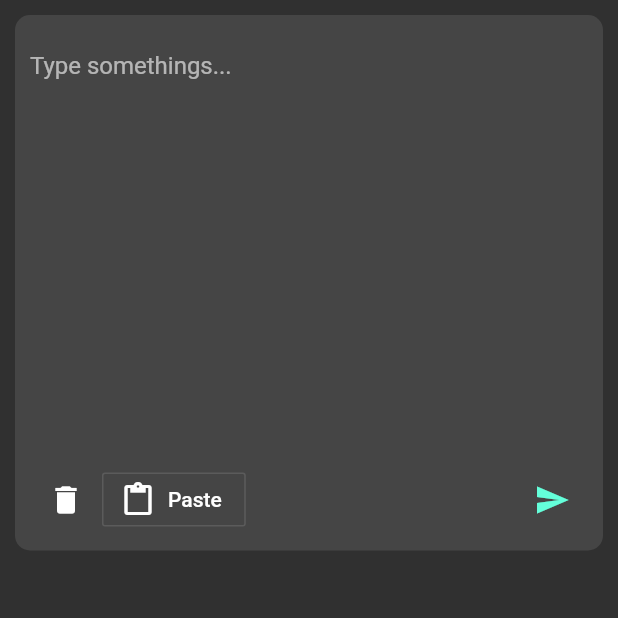
After one commit to MyMoi/qr_code_mobile, a Flutter app: the TalkPage screen opened directly, after a tap on the "send" icon, on a phone screen of 412 x 824 dp, the top half of it. The commit adds this screen. Run offline on Flutter 3.47's test engine with Material 2 defaults, Android fonts, the phone set to English and light mode, and no system bars; our stand-ins replace flutter_linkify, flutter_slidable; missing offline and left inert: encrypt, qr_code_scanner.

Commit message:
Major change --- same widgets as web

```diff
--- /dev/null
+++ b/lib/communication/messageManager.dart
@@ -0,0 +1,76 @@
+//import 'dart:html';
+import 'dart:async';
+import 'dart:convert';
+
+import 'package:send_qr/communication/encryption.dart' as aesCrypt;
+import 'package:send_qr/network/websocketManager.dart';
+
+class MessageManager {
+  static final MessageManager _instance = MessageManager._internal();
+  WebsocketManager ws;
+  String url;
+  String room;
+  var key;
+  List<String> messageList = [];
+
+  factory MessageManager() => _instance;
+
+  MessageManager._internal() {
+    print("New instance of Message Manager");
+  }
+
+  Future<String> connect(_url, _key) {
+    // url = "ws://192.168.1.27:8000";
+//        if (room == null) {
+    if (url == null) {
+      key = aesCrypt.getKeyFromString(keyString: _key);
+      url = _url;
+      ws = WebsocketManager(url, key);
+      print('url : ' + url);
+      assert(ws != null);
+      ws.receiveTextEventStream.listen((message) {
+        final decodedMessage = jsonDecode(message);
+        if (decodedMessage['event'] == 'newText') {
+          String decodedText = aesCrypt.decrypt(
+              decodedMessage['body']['content'].toString(),
+              decodedMessage['body']['iv'].toString(),
+              key);
+          messageList.add(decodedText);
+          _updateMessageList.sink.add(decodedText);
+        } else if (decodedMessage['event'] == 'newConnection') {
+          _systemEvent.sink.add('newConnection');
+          print("new connection.");
+        }
+      });
+    }
+    return Future.value('bob');
+  }
+
+  void disconnect() {
+    ws.disconnect();
+
+    _updateMessageList.close();
+    _systemEvent.close();
+  }
+
+  sendText(text) {
+    if (text != "")
+      ws.sendWs(_createJsonRequest('newText', aesCrypt.encrypt(text, key)));
+  }
+
+  _createJsonRequest(event, body) {
+    var request = {'event': event, 'body': body};
+    return jsonEncode(request);
+  }
+
+  final _updateMessageList = StreamController<String>.broadcast();
+
+  Stream<String> get updateMessageListStream =>
+      _updateMessageList.stream; // return new party id
+
+  final _systemEvent = StreamController<String>.broadcast();
+
+  Stream<String> get systemEventStream =>
+      _systemEvent.stream; // return new party id
+
+}
--- a/lib/pages/connection_page.dart
+++ b/lib/pages/connection_page.dart
@@ -1,8 +1,8 @@
-import 'dart:convert';
+/*import 'dart:convert';
 
 import 'package:flutter/material.dart';
 import 'package:flutter/services.dart';
-import 'package:qr_code_scanner/qr_code_scanner.dart';
+import 'package:send_qr/pages/qr_scanner.dart';
 import 'package:send_qr/network/websocketManager.dart';
 import 'package:send_qr/widgets/history_list.dart';
 
@@ -166,3 +166,4 @@ class ConnectedPageState extends State<ConnectedPage> {
         });
   }
 }
+*/
--- /dev/null
+++ b/lib/pages/talk_page.dart
@@ -0,0 +1,66 @@
+import 'dart:convert';
+
+import 'package:flutter/material.dart';
+import 'package:send_qr/communication/messageManager.dart';
+
+import 'package:send_qr/network/websocketManager.dart';
+
+import 'package:send_qr/widgets/messageColumn.dart';
+
+//import 'package:simply';
+
+class TalkPage extends StatefulWidget {
+  //final String host;
+
+  //TalkPage({Key key, @required this.host}) : super(key: key);
+
+  @override
+  State<StatefulWidget> createState() => TalkPageState();
+}
+
+class TalkPageState extends State<TalkPage> {
+  String text = '';
+
+  var key;
+  String room;
+  String url;
+
+  Widget build(BuildContext context) {
+    return Scaffold(
+        body:
+            //      Row(mainAxisAlignment: MainAxisAlignment.center, children: <Widget>[
+            //Expanded(
+            //child:
+            SafeArea(
+      child: MessageColumn(),
+    )
+        //),
+        /*     Container(
+        decoration: BoxDecoration(
+          // color: Colors.red,
+          border: Border(
+            left:
+                Divider.createBorderSide(context, color: Colors.grey, width: 1),
+          ),
+        ),
+        alignment: Alignment.centerRight,
+        child: Column(mainAxisAlignment: MainAxisAlignment.start,
+            //crossAxisAlignment: CrossAxisAlignment.stretch,
+            children: <Widget>[
+              Align(alignment: Alignment.centerLeft, child: Text("Clipboard")),
+              Container(
+                width: 250,
+                margin: EdgeInsets.all(10),
+                padding: EdgeInsets.all(10),
+                decoration: BoxDecoration(
+                    //color: Colors.red,
+                    border: Border.all(color: Colors.grey),
+                    borderRadius: BorderRadius.all(Radius.circular(10))),
+                child: Text("test2"),
+              ),
+            ]),
+      ),*/
+        //]),
+        );
+  }
+}
--- /dev/null
+++ b/lib/widgets/inputBox.dart
@@ -0,0 +1,102 @@
+import 'package:flutter/material.dart';
+import 'package:flutter/services.dart';
+import 'package:send_qr/communication/messageManager.dart';
+
+class InputBox extends StatefulWidget {
+  const InputBox({
+    Key key,
+  }) : super(key: key);
+
+  @override
+  _InputBoxState createState() => _InputBoxState();
+}
+
+class _InputBoxState extends State<InputBox> {
+  MessageManager _messageManager;
+  TextEditingController _controller;
+  void initState() {
+    super.initState();
+    _controller = TextEditingController();
+    _messageManager = MessageManager();
+  }
+
+  void dispose() {
+    _controller.dispose();
+
+    super.dispose();
+  }
+
+  @override
+  Widget build(BuildContext context) {
+    return Container(
+      margin: EdgeInsets.symmetric(horizontal: 10, vertical: 10),
+      padding: EdgeInsets.all(10),
+      decoration: BoxDecoration(
+          color: Colors.white10,
+          borderRadius: BorderRadius.all(Radius.circular(10))),
+      child: Column(
+        crossAxisAlignment: CrossAxisAlignment.start,
+        //mainAxisSize: MainAxisSize,
+        mainAxisAlignment: MainAxisAlignment.spaceBetween,
+        children: <Widget>[
+          Expanded(
+            child: TextField(
+              controller: _controller,
+              maxLines: null,
+              decoration: InputDecoration(
+                  border: InputBorder.none,
+                  hintText: 'Type somethings...',
+                  hintStyle: TextStyle(color: Colors.white60)),
+            ),
+          ), //),
+          //Flexible(child:
+          Row(
+            mainAxisAlignment: MainAxisAlignment.spaceBetween,
+            children: <Widget>[
+              Row(
+                  mainAxisAlignment: MainAxisAlignment.start,
+                  children: <Widget>[
+                    IconButton(
+                      //highlightColor: Colors.redAccent,
+                      //hoverColor: Colors.redAccent,
+                      splashColor: Colors.redAccent,
+
+                      icon: Icon(Icons.delete),
+                      onPressed: () {
+                        _controller.text = '';
+                      },
+                    ),
+                    OutlineButton.icon(
+                      onPressed: () {
+                        Clipboard.getData(Clipboard.kTextPlain)
+                            .then((value) => {
+                                  print(value.text),
+                                  if (value.text != '')
+                                    {
+                                      _controller.text = value.text,
+                                      // isTextEmpty = false;
+                                    }
+                                });
+                      },
+                      icon: Icon(Icons.paste_outlined),
+                      label: Text("Paste"),
+                    ),
+                  ]),
+              IconButton(
+                onPressed: () {
+                  print("value : " + _controller.text);
+                  _messageManager.sendText(_controller.text);
+                },
+                icon: Icon(Icons.send,
+                    color: // Color(
+                        //0xffc5e1a5), //
+                        Theme.of(context).accentColor),
+              ),
+            ],
+          ),
+          //),
+        ],
+      ),
+    );
+  }
+}
--- /dev/null
+++ b/lib/widgets/messageColumn.dart
@@ -0,0 +1,71 @@
+import 'package:flutter/material.dart';
+import 'package:send_qr/communication/messageManager.dart';
+import 'package:send_qr/widgets/boxTextWidget.dart';
+import 'package:send_qr/widgets/inputBox.dart';
+
+class MessageColumn extends StatefulWidget {
+  const MessageColumn({
+    Key key,
+  }) : super(key: key);
+
+  @override
+  _MessageColumnState createState() => _MessageColumnState();
+}
+
+class _MessageColumnState extends State<MessageColumn> {
+  MessageManager _messageManager = MessageManager();
+
+  void dispose() {
+    super.dispose();
+    _messageManager.disconnect();
+  }
+
+  @override
+  Widget build(BuildContext context) {
+    /*  _messageManager.updateMessageListStream.listen((event) {
+      print('object');
+      setState(() {});
+    });*/
+    // List messageList = ['aaaa', 'aaab', 'caaaa', 'aaaa https://google.com'];
+    return CustomScrollView(slivers: <Widget>[
+      const SliverAppBar(
+        //stretch: true,
+        backgroundColor: const Color(0xff303030),
+        automaticallyImplyLeading: false,
+        //      elevation: 0,
+        pinned: true,
+        floating: true,
+        snap: true,
+        collapsedHeight: 150.0,
+        expandedHeight: 377,
+        flexibleSpace: InputBox(),
+      ),
+
+      //Sliver
+      //InputBox(),
+      StreamBuilder(
+          stream: _messageManager.updateMessageListStream,
+          builder: (context, snapshot) {
+            //print(Theme.of(context).backgroundColor);
+            return SliverList(
+              delegate: SliverChildBuilderDelegate(
+                (BuildContext context, int index) {
+                  return BoxText(
+                    content: _messageManager.messageList[
+                        _messageManager.messageList.length - (index + 1)],
+                  );
+                },
+                childCount: _messageManager.messageList.length,
+              ),
+            );
+          }),
+      /*  Column(
+          mainAxisSize: MainAxisSize.max,
+          crossAxisAlignment: CrossAxisAlignment.center,
+          mainAxisAlignment: MainAxisAlignment.start,
+          children: <Widget>[
+
+          ]),*/
+    ]);
+  }
+}
--- a/pubspec.yaml
+++ b/pubspec.yaml
@@ -32,7 +32,8 @@ dependencies:
   flutter_slidable: ^0.5.7
   encrypt: ^4.1.0
   web_socket_channel: ^1.1.0
-  action_process_text: ^0.0.5
+  flutter_linkify: ^4.0.2
+  url_launcher: ^5.7.10
 
 dev_dependencies:
   flutter_test:
```
Also changed, not shown: lib/communication/encryption.dart (+25 -8 lines), lib/main.dart (+17 -1 lines), lib/network/websocketManager.dart (+16 -36 lines), lib/widgets/boxTextWidget.dart (added, +86 -0 lines), pubspec.lock, 1 other file.
